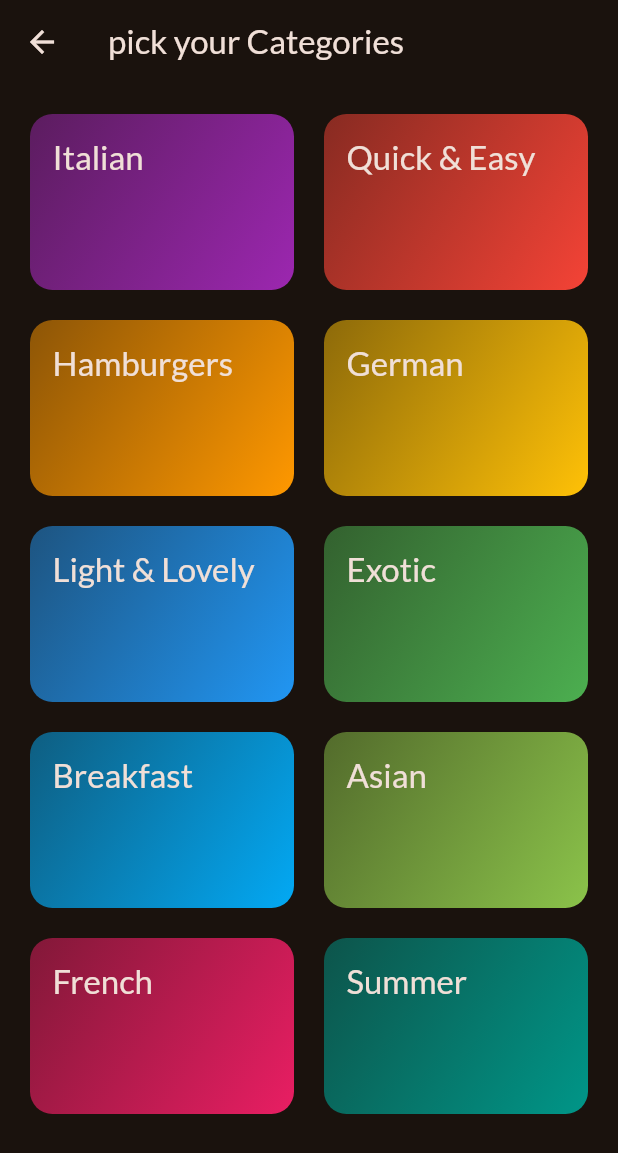
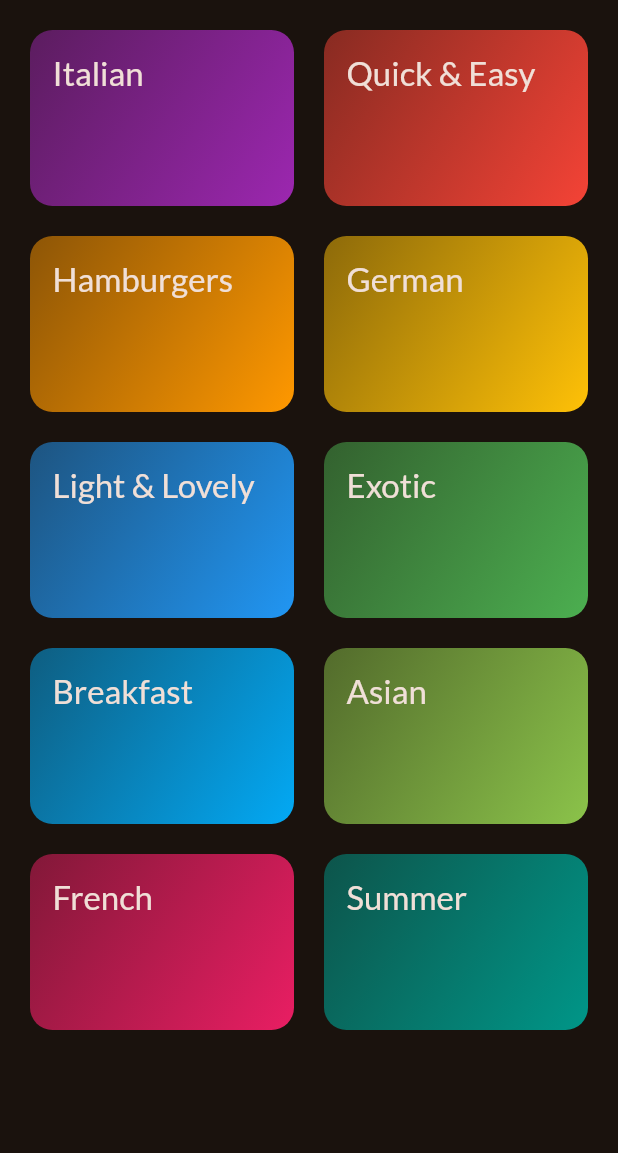
Before and after one commit to MohammedaminSa/mealApp, a Flutter app: the CategoriesScreen widget shown alone on an empty page, opened directly, on a phone screen of 412 x 824 dp. Shown: the top 1153 px of the screen. Run offline on Flutter 3.47's test engine with Material 3 defaults, Android fonts, the light colour scheme and no system bars; our stand-ins replace google_fonts.

```diff
--- a/lib/screens/categories.dart
+++ b/lib/screens/categories.dart
@@ -23,9 +23,7 @@ class CategoriesScreen extends StatelessWidget {
 
   @override
   Widget build(BuildContext context) {
-    return Scaffold(
-      appBar: AppBar(title: const Text("pick your Categories")),
-      body: GridView(
+    return GridView(
       padding: const EdgeInsets.all(20),
       gridDelegate: SliverGridDelegateWithFixedCrossAxisCount(
         crossAxisCount: 2,
@@ -40,7 +38,6 @@ class CategoriesScreen extends StatelessWidget {
             onSelectCategory: () => _selectCategory(context, category),
           ),
       ],
-      ),
     );
   }
 }
```
Lines whose indentation alone changed are shown as unchanged.
